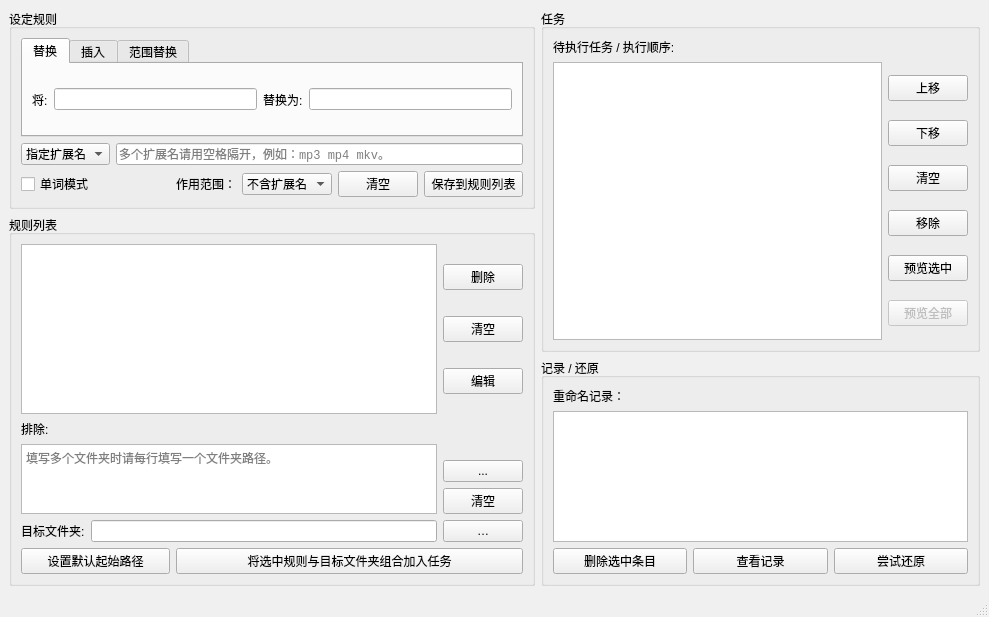
Before: the Qt Designer form ui/RenameToolUI.ui in hrpzcf/RenameTool, drawn with Qt 5.
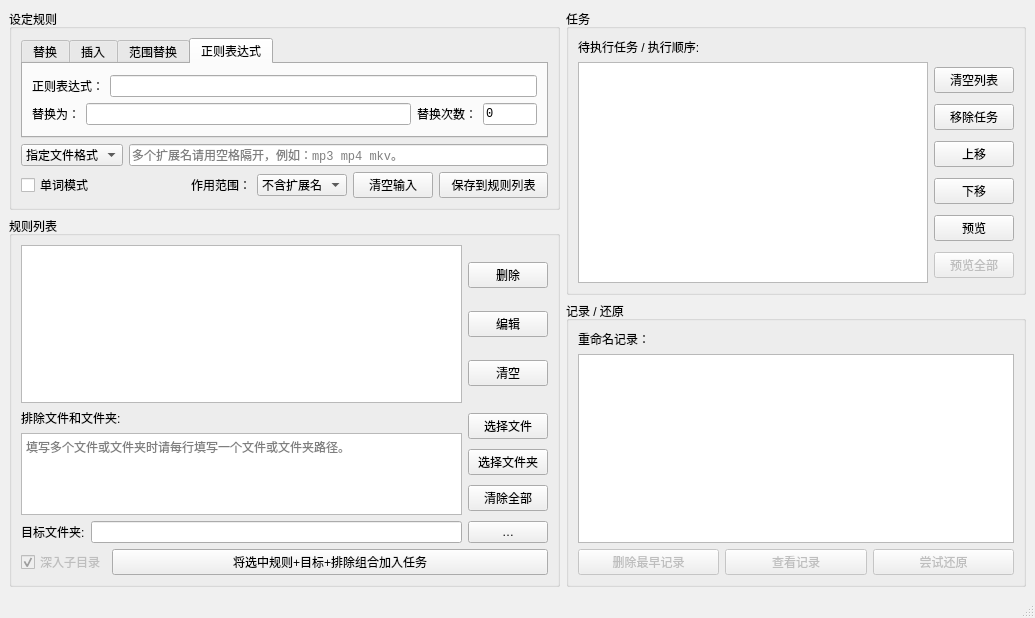
After: the same form once the commit is applied. The open tabs and pages were chosen to show the change.

Diff of the .ui file:
```diff
--- a/ui/RenameToolUI.ui
+++ b/ui/RenameToolUI.ui
@@ -7,8 +7,8 @@
    <rect>
     <x>0</x>
     <y>0</y>
-    <width>989</width>
-    <height>617</height>
+    <width>1035</width>
+    <height>618</height>
    </rect>
   </property>
   <property name="palette">
@@ -78,7 +78,7 @@
                <property name="currentIndex">
                 <number>0</number>
                </property>
-               <widget class="QWidget" name="tab_Rep">
+               <widget class="QWidget" name="tab_Repl">
                 <attribute name="title">
                  <string>替换</string>
                 </attribute>
@@ -93,20 +93,20 @@
                       </font>
                      </property>
                      <property name="text">
-                      <string>将:</string>
+                      <string>替换源:</string>
                      </property>
                     </widget>
                    </item>
                    <item>
-                    <widget class="QLineEdit" name="lineEdit_RepSrc">
+                    <widget class="QLineEdit" name="lineEdit_ReplSrc">
                      <property name="font">
                       <font>
                        <family>Consolas</family>
                        <pointsize>9</pointsize>
                       </font>
                      </property>
-                     <property name="toolTip">
-                      <string>必填项，多个替换源请用空格隔开，替换空格本身时，请输入 %k 替代。</string>
+                     <property name="statusTip">
+                      <string>必填项，多个替换源请用空格隔开，需要替换空格本身时，请输入 \k 替代。</string>
                      </property>
                      <property name="maxLength">
                       <number>255</number>
@@ -126,14 +126,14 @@
                     </widget>
                    </item>
                    <item>
-                    <widget class="QLineEdit" name="lineEdit_RepWith">
+                    <widget class="QLineEdit" name="lineEdit_ReplWith">
                      <property name="font">
                       <font>
                        <family>Consolas</family>
                        <pointsize>9</pointsize>
                       </font>
                      </property>
-                     <property name="toolTip">
+                     <property name="statusTip">
                       <string>此处留空则表示将删除前面填写的字符。</string>
                      </property>
                      <property name="maxLength">
@@ -151,7 +151,7 @@
                 </attribute>
                 <layout class="QHBoxLayout" name="horizontalLayout_15">
                  <item>
-                  <layout class="QHBoxLayout" name="horizontalLayout_11" stretch="5,15,50,5,10">
+                  <layout class="QHBoxLayout" name="horizontalLayout_11" stretch="5,15,45,5,17">
                    <item>
                     <widget class="QLabel" name="label_13">
                      <property name="font">
@@ -171,6 +171,9 @@
                        <family>Microsoft YaHei UI</family>
                       </font>
                      </property>
+                     <property name="statusTip">
+                      <string>选择插入日期时间、者普通字符或者数字序号。</string>
+                     </property>
                      <item>
                       <property name="text">
                        <string>日期时间</string>
@@ -197,8 +200,14 @@
                       </font>
                      </property>
                      <property name="toolTip">
-                      <string>日期时间：%Y(年)、%y(两位年)、%m(月)、%d(日)、%H(时)、%M(分)、%S(秒)，可与普通字符自由组合。
-数字序号：格式：%起始数字.步长%，可与普通字符组合，如 %0.-1%~，则按 0~、-1~、-2~、-3~…添加序号。</string>
+                      <string>日期时间：%Y(年)、%y(年,两位数)、%m(月)、%d(日)、%H(时)、%M(分)、%S(秒)，可与普通字符自由组合。
+数字序号：填写格式：&lt;起始.步长.宽度&gt;，可与普通字符组合，如 &lt;0.1.3&gt;~，则按 000~、001~、002~、003~…添加序号。</string>
+                     </property>
+                     <property name="toolTipDuration">
+                      <number>30000</number>
+                     </property>
+                     <property name="statusTip">
+                      <string>具体用法请将鼠标置于本文本框上2秒以查看悬浮提示。</string>
                      </property>
                      <property name="text">
                       <string>[%Y-%m-%d]</string>
@@ -228,8 +237,8 @@
                        <pointsize>9</pointsize>
                       </font>
                      </property>
-                     <property name="toolTip">
-                      <string>自定义位置支持输入百分比和绝对数值，如果输入的绝对数值大于文件名长度，则插入到文件名末尾。</string>
+                     <property name="statusTip">
+                      <string>自定义位置支持输入百分比或绝对数值，如果输入的百分比或绝对数值大于文件名长度，则插入到文件名末尾，不支持负数。</string>
                      </property>
                      <property name="text">
                       <string>0.0%</string>
@@ -243,7 +252,7 @@
                  </item>
                 </layout>
                </widget>
-               <widget class="QWidget" name="tab_RRep">
+               <widget class="QWidget" name="tab_RRepl">
                 <attribute name="title">
                  <string>范围替换</string>
                 </attribute>
@@ -265,14 +274,14 @@
                       </widget>
                      </item>
                      <item>
-                      <widget class="QLineEdit" name="lineEdit_RRepLB">
+                      <widget class="QLineEdit" name="lineEdit_RReplLB">
                        <property name="font">
                         <font>
                          <family>Consolas</family>
                          <pointsize>9</pointsize>
                         </font>
                        </property>
-                       <property name="toolTip">
+                       <property name="statusTip">
                         <string>填写想要用来确定左边界的字符串(字符串越长匹配越准确)，左边界可以留空，留空时左边界默认为文件名最前端。</string>
                        </property>
                        <property name="maxLength">
@@ -285,11 +294,11 @@
                        <property name="font">
                         <font>
                          <family>Microsoft YaHei UI</family>
-                         <pointsize>8</pointsize>
+                         <pointsize>9</pointsize>
                         </font>
                        </property>
-                       <property name="toolTip">
-                        <string>是否包括边界字符。</string>
+                       <property name="statusTip">
+                        <string>是否包括左边界字符。</string>
                        </property>
                        <property name="text">
                         <string>包含</string>
@@ -316,14 +325,14 @@
                       </widget>
                      </item>
                      <item>
-                      <widget class="QLineEdit" name="lineEdit_RRepRB">
+                      <widget class="QLineEdit" name="lineEdit_RReplRB">
                        <property name="font">
                         <font>
                          <family>Consolas</family>
                          <pointsize>9</pointsize>
                         </font>
                        </property>
-                       <property name="toolTip">
+                       <property name="statusTip">
                         <string>填写想要用来确定右边界的字符串(字符串越长匹配越准确)，右边界可以留空，留空时右边界默认为文件名末尾(默认不含扩展名)。</string>
                        </property>
                        <property name="maxLength">
@@ -336,11 +345,11 @@
                        <property name="font">
                         <font>
                          <family>Microsoft YaHei UI</family>
-                         <pointsize>8</pointsize>
+                         <pointsize>9</pointsize>
                         </font>
                        </property>
-                       <property name="toolTip">
-                        <string>是否包括边界字符。</string>
+                       <property name="statusTip">
+                        <string>是否包括右边界字符。</string>
                        </property>
                        <property name="text">
                         <string>包含</string>
@@ -364,14 +373,14 @@
                       </widget>
                      </item>
                      <item>
-                      <widget class="QLineEdit" name="lineEdit_RRepWith">
+                      <widget class="QLineEdit" name="lineEdit_RReplWith">
                        <property name="font">
                         <font>
                          <family>Consolas</family>
                          <pointsize>9</pointsize>
                         </font>
                        </property>
-                       <property name="toolTip">
+                       <property name="statusTip">
                         <string>此处留空则表示将删除范围内所有字符，注意此处和左右边界不能同时为空。</string>
                        </property>
                        <property name="maxLength">
@@ -385,6 +394,85 @@
                  </item>
                 </layout>
                </widget>
+               <widget class="QWidget" name="tab_Regex">
+                <attribute name="title">
+                 <string>正则表达式</string>
+                </attribute>
+                <layout class="QVBoxLayout" name="verticalLayout_15">
+                 <item>
+                  <layout class="QVBoxLayout" name="verticalLayout_14">
+                   <item>
+                    <layout class="QHBoxLayout" name="horizontalLayout_20">
+                     <item>
+                      <widget class="QLabel" name="label_8">
+                       <property name="text">
+                        <string>正则表达式：</string>
+                       </property>
+                      </widget>
+                     </item>
+                     <item>
+                      <widget class="QLineEdit" name="lineEdit_RegexPattern">
+                       <property name="font">
+                        <font>
+                         <family>Consolas</family>
+                        </font>
+                       </property>
+                       <property name="statusTip">
+                        <string>此模式需要掌握正则表达式写法。正则表达式匹配时单词模式不生效，可以自己写表达式来匹配单词。</string>
+                       </property>
+                      </widget>
+                     </item>
+                    </layout>
+                   </item>
+                   <item>
+                    <layout class="QHBoxLayout" name="horizontalLayout_21" stretch="1,30,1,5">
+                     <item>
+                      <widget class="QLabel" name="label_9">
+                       <property name="text">
+                        <string>替换为：</string>
+                       </property>
+                      </widget>
+                     </item>
+                     <item>
+                      <widget class="QLineEdit" name="lineEdit_ReRepl">
+                       <property name="font">
+                        <font>
+                         <family>Consolas</family>
+                        </font>
+                       </property>
+                       <property name="statusTip">
+                        <string>要替换掉匹配字符的字符。</string>
+                       </property>
+                      </widget>
+                     </item>
+                     <item>
+                      <widget class="QLabel" name="label_15">
+                       <property name="text">
+                        <string>替换次数：</string>
+                       </property>
+                      </widget>
+                     </item>
+                     <item>
+                      <widget class="QLineEdit" name="lineEdit_ReReplCount">
+                       <property name="font">
+                        <font>
+                         <family>Consolas</family>
+                        </font>
+                       </property>
+                       <property name="statusTip">
+                        <string>替换次数，0 代表全部替换。</string>
+                       </property>
+                       <property name="text">
+                        <string>0</string>
+                       </property>
+                      </widget>
+                     </item>
+                    </layout>
+                   </item>
+                  </layout>
+                 </item>
+                </layout>
+               </widget>
               </widget>
              </item>
              <item>
@@ -396,17 +484,17 @@
                    <family>Microsoft YaHei UI</family>
                   </font>
                  </property>
-                 <property name="toolTip">
-                  <string>对于后面列出的扩展名的文件，限定只对其起作用或对其不起作用。</string>
+                 <property name="statusTip">
+                  <string>符合后面列出的扩展名的文件，限定只对其起作用或只对其不起作用。</string>
                  </property>
                  <item>
                   <property name="text">
-                   <string>指定扩展名</string>
+                   <string>指定文件格式</string>
                   </property>
                  </item>
                  <item>
                   <property name="text">
-                   <string>排除扩展名</string>
+                   <string>排除文件格式</string>
                   </property>
                  </item>
                 </widget>
@@ -419,8 +507,8 @@
                    <pointsize>9</pointsize>
                   </font>
                  </property>
-                 <property name="toolTip">
-                  <string>此处留空表示将对所有文件类型进行操作。</string>
+                 <property name="statusTip">
+                  <string>此处留空则表示将对所有扩展名的文件进行操作。</string>
                  </property>
                  <property name="placeholderText">
                   <string>多个扩展名请用空格隔开，例如：mp3 mp4 mkv。</string>
@@ -438,7 +526,7 @@
                    <family>Microsoft YaHei UI</family>
                   </font>
                  </property>
-                 <property name="toolTip">
+                 <property name="statusTip">
                   <string>单词模式下，如果文件名以单词组成(以空格分开的词，包括中文)，则会按单词进行匹配，不会拆分单词。</string>
                  </property>
                  <property name="text">
@@ -453,7 +541,7 @@
                    <family>Microsoft YaHei UI</family>
                   </font>
                  </property>
-                 <property name="toolTip">
+                 <property name="statusTip">
                   <string>重命名文件时的作用范围，当扩展名中有符合匹配项时是否对扩展名进行操作。</string>
                  </property>
                  <property name="text">
@@ -468,7 +556,7 @@
                    <family>Microsoft YaHei UI</family>
                   </font>
                  </property>
-                 <property name="toolTip">
+                 <property name="statusTip">
                   <string>重命名文件时的作用范围，当扩展名中有符合匹配项时是否对扩展名进行操作。</string>
                  </property>
                  <item>
@@ -495,8 +583,11 @@
                </item>
                <item>
                 <widget class="QPushButton" name="btn_setrule_clear">
+                 <property name="statusTip">
+                  <string>重置所有标签页的输入状态。</string>
+                 </property>
                  <property name="text">
-                  <string>清空</string>
+                  <string>清空输入</string>
                  </property>
                 </widget>
                </item>
@@ -507,6 +598,9 @@
                    <family>Microsoft YaHei UI</family>
                   </font>
                  </property>
+                 <property name="statusTip">
+                  <string>把当前标签页的输入信息打包成一条规则并保存到列表。</string>
+                 </property>
                  <property name="text">
                   <string>保存到规则列表</string>
                  </property>
@@ -529,7 +623,7 @@
           <property name="title">
            <string>规则列表</string>
           </property>
-          <layout class="QVBoxLayout" name="verticalLayout_13" stretch="7,3,1,1">
+          <layout class="QVBoxLayout" name="verticalLayout_13" stretch="6,4,1,1">
            <item>
             <layout class="QHBoxLayout" name="horizontalLayout_3" stretch="9,1">
              <item>
@@ -541,8 +635,8 @@
                  <underline>false</underline>
                 </font>
                </property>
-               <property name="toolTip">
-                <string>用户创建的重命名规则列表，同一规则可以同时与不同文件夹组合加入任务列表，或同一文件夹可以每次组合不同规则。软件关闭后规则列表不会丢失。</string>
+               <property name="statusTip">
+                <string>用户创建的重命名规则列表，同一规则可以多次与不同文件夹组合加入任务列表，或同一文件夹可以多次组合不同规则加入任务列表。</string>
                </property>
               </widget>
              </item>
@@ -550,25 +644,34 @@
               <layout class="QVBoxLayout" name="verticalLayout">
                <item>
                 <widget class="QPushButton" name="btn_RL_DelSelected">
+                 <property name="statusTip">
+                  <string>删除选中的规则。</string>
+                 </property>
                  <property name="text">
                   <string>删除</string>
                  </property>
                 </widget>
                </item>
-               <item>
-                <widget class="QPushButton" name="btn_RL_ClearAll">
-                 <property name="text">
-                  <string>清空</string>
-                 </property>
-                </widget>
-               </item>
                <item>
                 <widget class="QPushButton" name="btn_RL_EditSelected">
+                 <property name="statusTip">
+                  <string>编辑选中的规则，注意编辑完成后不要忘记重新保存到规则列表。</string>
+                 </property>
                  <property name="text">
                   <string>编辑</string>
                  </property>
                 </widget>
                </item>
+               <item>
+                <widget class="QPushButton" name="btn_RL_ClearAll">
+                 <property name="statusTip">
+                  <string>清空规则列表。</string>
+                 </property>
+                 <property name="text">
+                  <string>清空</string>
+                 </property>
+                </widget>
+               </item>
               </layout>
              </item>
             </layout>
@@ -585,7 +688,7 @@
                   </font>
                  </property>
                  <property name="text">
-                  <string>排除:</string>
+                  <string>排除文件和文件夹:</string>
                  </property>
                 </widget>
                </item>
@@ -600,14 +703,14 @@
                  <property name="contextMenuPolicy">
                   <enum>Qt::NoContextMenu</enum>
                  </property>
-                 <property name="toolTip">
-                  <string>要排除的文件夹请输入完整、正确路径，否则填写的文件夹将不生效。</string>
+                 <property name="statusTip">
+                  <string>要排除的文件和文件夹请输入完整、正确路径，否则排除的文件或文件夹将不生效。</string>
                  </property>
                  <property name="lineWrapMode">
                   <enum>QPlainTextEdit::NoWrap</enum>
                  </property>
                  <property name="placeholderText">
-                  <string>填写多个文件夹时请每行填写一个文件夹路径。</string>
+                  <string>填写多个文件或文件夹时请每行填写一个文件或文件夹路径。</string>
                  </property>
                 </widget>
                </item>
@@ -616,23 +719,32 @@
              <item>
               <layout class="QVBoxLayout" name="verticalLayout_10">
                <item>
-                <widget class="QLabel" name="label_8">
+                <widget class="QPushButton" name="btn_chexcfile">
+                 <property name="statusTip">
+                  <string>选择要排除的文件。</string>
+                 </property>
                  <property name="text">
-                  <string/>
+                  <string>选择文件</string>
                  </property>
                 </widget>
                </item>
                <item>
-                <widget class="QPushButton" name="btn_chexcfd">
+                <widget class="QPushButton" name="btn_chexcfolder">
+                 <property name="statusTip">
+                  <string>选择要排除的文件夹。</string>
+                 </property>
                  <property name="text">
-                  <string>...</string>
+                  <string>选择文件夹</string>
                  </property>
                 </widget>
                </item>
                <item>
                 <widget class="QPushButton" name="btn_ClearExcfd">
+                 <property name="statusTip">
+                  <string>清空要排除的文件或文件夹列表。</string>
+                 </property>
                  <property name="text">
-                  <string>清空</string>
+                  <string>清除全部</string>
                  </property>
                 </widget>
                </item>
@@ -644,6 +756,9 @@
             <layout class="QHBoxLayout" name="horizontalLayout_2" stretch="5,80,10">
              <item>
               <widget class="QLabel" name="label_11">
+               <property name="statusTip">
+                <string>要进行批量重命名操作的文件夹。</string>
+               </property>
                <property name="text">
                 <string>目标文件夹:</string>
                </property>
@@ -657,6 +772,9 @@
                  <pointsize>9</pointsize>
                 </font>
                </property>
+               <property name="statusTip">
+                <string>要进行批量重命名操作的文件夹。</string>
+               </property>
                <property name="maxLength">
                 <number>255</number>
                </property>
@@ -664,6 +782,9 @@
              </item>
              <item>
               <widget class="QPushButton" name="btn_CTGPath">
+               <property name="statusTip">
+                <string>选择要进行批量重命名操作的文件夹。</string>
+               </property>
                <property name="text">
                 <string>…</string>
                </property>
@@ -672,18 +793,33 @@
             </layout>
            </item>
            <item>
-            <layout class="QHBoxLayout" name="horizontalLayout_9" stretch="3,7">
+            <layout class="QHBoxLayout" name="horizontalLayout_9" stretch="0,7">
              <item>
-              <widget class="QPushButton" name="btn_SetDefaultDir">
+              <widget class="QCheckBox" name="checkBox">
+               <property name="enabled">
+                <bool>false</bool>
+               </property>
+               <property name="statusTip">
+                <string>未来得及完成的功能。</string>
+               </property>
                <property name="text">
-                <string>设置默认起始路径</string>
+                <string>深入子目录</string>
+               </property>
+               <property name="checkable">
+                <bool>true</bool>
+               </property>
+               <property name="checked">
+                <bool>true</bool>
                </property>
               </widget>
              </item>
              <item>
               <widget class="QPushButton" name="btn_RL_AddToTaskList">
+               <property name="statusTip">
+                <string>将规则、排除的文件、文件夹、目标目录打包成一个任务加入到任务列表。</string>
+               </property>
                <property name="text">
-                <string>将选中规则与目标文件夹组合加入任务</string>
+                <string>将选中规则+目标+排除组合加入任务</string>
                </property>
               </widget>
              </item>
@@ -695,7 +831,7 @@
        </layout>
       </item>
       <item>
-       <layout class="QVBoxLayout" name="verticalLayout_12" stretch="6,4">
+       <layout class="QVBoxLayout" name="verticalLayout_12" stretch="5,5">
         <item>
          <widget class="QGroupBox" name="groupBox_Tasks">
           <property name="font">
@@ -727,12 +863,38 @@
                    <underline>false</underline>
                   </font>
                  </property>
+                 <property name="statusTip">
+                  <string>等待执行的任务列表。</string>
+                 </property>
                 </widget>
                </item>
                <item>
                 <layout class="QVBoxLayout" name="verticalLayout_3">
+                 <item>
+                  <widget class="QPushButton" name="btn_TS_Clear">
+                   <property name="statusTip">
+                    <string>清空任务列表。</string>
+                   </property>
+                   <property name="text">
+                    <string>清空列表</string>
+                   </property>
+                  </widget>
+                 </item>
+                 <item>
+                  <widget class="QPushButton" name="btn_TS_DelSelected">
+                   <property name="statusTip">
+                    <string>移除选中的任务。</string>
+                   </property>
+                   <property name="text">
+                    <string>移除任务</string>
+                   </property>
+                  </widget>
+                 </item>
                  <item>
                   <widget class="QPushButton" name="btn_TS_MoveUp">
+                   <property name="statusTip">
+                    <string>将选中任务上移。</string>
+                   </property>
                    <property name="text">
                     <string>上移</string>
                    </property>
@@ -740,29 +902,21 @@
                  </item>
                  <item>
                   <widget class="QPushButton" name="btn_TS_MoveDown">
+                   <property name="statusTip">
+                    <string>将选中任务下移。</string>
+                   </property>
                    <property name="text">
                     <string>下移</string>
                    </property>
                   </widget>
                  </item>
-                 <item>
-                  <widget class="QPushButton" name="btn_TS_Clear">
-                   <property name="text">
-                    <string>清空</string>
-                   </property>
-                  </widget>
-                 </item>
-                 <item>
-                  <widget class="QPushButton" name="btn_TS_DelSelected">
-                   <property name="text">
-                    <string>移除</string>
-                   </property>
-                  </widget>
-                 </item>
                  <item>
                   <widget class="QPushButton" name="btn_TS_PrevSel">
+                   <property name="statusTip">
+                    <string>预览选中的任务的执行结果，在弹出的结果预览窗口中决定是否重命名。注意预览结果不代表最终结果，可能正式重命名过程中还会有重命名失败的文件。</string>
+                   </property>
                    <property name="text">
-                    <string>预览选中</string>
+                    <string>预览</string>
                    </property>
                   </widget>
                  </item>
@@ -771,6 +925,9 @@
                    <property name="enabled">
                     <bool>false</bool>
                    </property>
+                   <property name="statusTip">
+                    <string>考虑到可能会有大量文件进行重命名造成性能问题，该功能暂不可用。</string>
+                   </property>
                    <property name="text">
                     <string>预览全部</string>
                    </property>
@@ -816,19 +973,34 @@
                    <underline>false</underline>
                   </font>
                  </property>
+                 <property name="statusTip">
+                  <string>重命名后生成的历史记录，可以提供有限的恢复功能。</string>
+                 </property>
                 </widget>
                </item>
                <item>
                 <layout class="QHBoxLayout" name="horizontalLayout_4">
                  <item>
                   <widget class="QPushButton" name="btn_LNR_ClearLog">
+                   <property name="enabled">
+                    <bool>false</bool>
+                   </property>
+                   <property name="statusTip">
+                    <string>删除选中的历史记录。</string>
+                   </property>
                    <property name="text">
-                    <string>删除选中条目</string>
+                    <string>删除最早记录</string>
                    </property>
                   </widget>
                  </item>
                  <item>
                   <widget class="QPushButton" name="btn_LNR_ViewLog">
+                   <property name="enabled">
+                    <bool>false</bool>
+                   </property>
+                   <property name="statusTip">
+                    <string>查看选中的历史记录。</string>
+                   </property>
                    <property name="text">
                     <string>查看记录</string>
                    </property>
@@ -836,6 +1008,12 @@
                  </item>
                  <item>
                   <widget class="QPushButton" name="btn_LNR_TryTRestore">
+                   <property name="enabled">
+                    <bool>false</bool>
+                   </property>
+                   <property name="statusTip">
+                    <string>尝试将上一次重命名操作进行还原。</string>
+                   </property>
                    <property name="text">
                     <string>尝试还原</string>
                    </property>
@@ -859,7 +1037,7 @@
   <widget class="QStatusBar" name="statusBar">
    <property name="font">
     <font>
-     <pointsize>8</pointsize>
+     <pointsize>9</pointsize>
     </font>
    </property>
   </widget>
```
Left out of the diff: 28 changed lines with no effect on the pictures.
